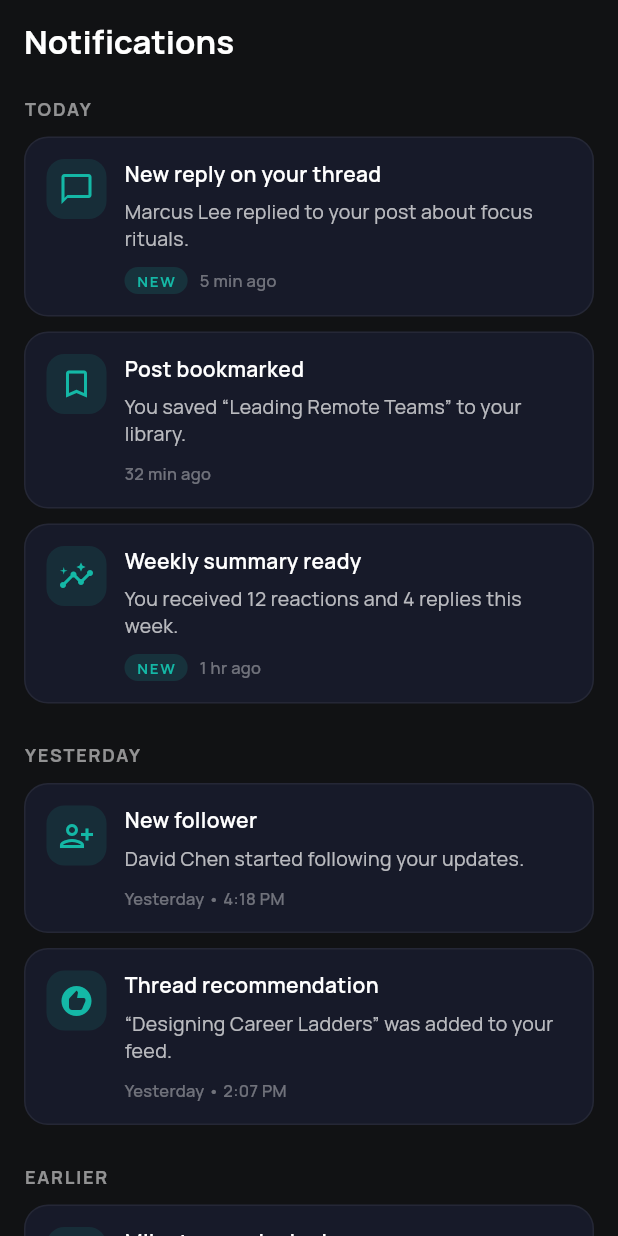
After one commit to rajuislamdev/aspira-mobile-app, a Flutter app: the NotificationsScreen screen opened by its route, on a phone screen of 412 x 824 dp. The commit adds this screen. Run offline on Flutter 3.47's test engine with Material 3 defaults, Android fonts, the phone set to English and light mode, and no system bars; our stand-ins replace dartz, dio, equatable, flutter_riverpod, go_router, google_fonts and 3 more; accounts and stored records are empty.

Commit message:
feat: Add Notifications screen and routing; update route location names

```diff
--- a/lib/core/router/app_router.dart
+++ b/lib/core/router/app_router.dart
@@ -5,6 +5,7 @@ import 'package:aspira/screens/core_screen.dart';
 import 'package:aspira/screens/feed_screen.dart';
 import 'package:aspira/screens/login_screen.dart';
 import 'package:aspira/screens/login_with_email_screen.dart';
+import 'package:aspira/screens/notifications/notifications_screen.dart';
 import 'package:aspira/screens/onboarding/onboarding_screen.dart';
 import 'package:aspira/screens/profile/bookmarked_posts_screen.dart';
 import 'package:aspira/screens/profile/profile_information_screen.dart';
@@ -86,6 +87,11 @@ class AppRouter {
         name: RouteLocationName.bookmarkedPosts,
         builder: (context, state) => const BookmarkedPostsScreen(),
       ),
+      GoRoute(
+        path: '/notifications',
+        name: RouteLocationName.notifications,
+        builder: (context, state) => const NotificationsScreen(),
+      ),
     ],
   );
 }
--- a/lib/core/router/route_location_name.dart
+++ b/lib/core/router/route_location_name.dart
@@ -12,4 +12,5 @@ class RouteLocationName {
   static const String helpCenterScreen = 'help-center-screen';
   static const String termsOfServiceScreen = 'terms-of-service-screen';
   static const String bookmarkedPosts = 'bookmarked-posts';
+  static const String notifications = 'notifications';
 }
--- a/lib/screens/feed_screen.dart
+++ b/lib/screens/feed_screen.dart
@@ -1,5 +1,6 @@
 import 'dart:ui';
 
+import 'package:aspira/core/router/route_location_name.dart';
 import 'package:aspira/core/utils/app_constants.dart';
 import 'package:aspira/core/utils/exptensions.dart';
 import 'package:aspira/screens/widgets/create_post_model.dart';
@@ -13,6 +14,7 @@ import 'package:aspira/view_models/profile/fetch_profile_view_model.dart'
 import 'package:flutter/material.dart';
 import 'package:flutter_riverpod/flutter_riverpod.dart';
 import 'package:flutter_riverpod/legacy.dart';
+import 'package:go_router/go_router.dart';
 import 'package:google_fonts/google_fonts.dart';
 
 class FeedScreen extends StatelessWidget {
@@ -147,16 +149,37 @@ class _TopAppBarContent extends StatelessWidget {
                       ),
 
                       // Notification
-                      Container(
+                      GestureDetector(
+                        onTap: () =>
+                            context.pushNamed(RouteLocationName.notifications),
+                        child: Container(
                           height: 40,
                           width: 40,
                           decoration: const BoxDecoration(
                             color: Color(0xFF171A29),
                             shape: BoxShape.circle,
                           ),
-                        child: const Icon(
+                          child: Stack(
+                            alignment: Alignment.center,
+                            children: [
+                              const Icon(
                                 Icons.notifications_none,
                                 color: Colors.white,
+                              ),
+                              Positioned(
+                                top: 8,
+                                right: 10,
+                                child: Container(
+                                  width: 6,
+                                  height: 6,
+                                  decoration: const BoxDecoration(
+                                    color: Color(0xFF14B8A6),
+                                    shape: BoxShape.circle,
+                                  ),
+                                ),
+                              ),
+                            ],
+                          ),
                         ),
                       ),
                     ],
--- /dev/null
+++ b/lib/screens/notifications/notifications_screen.dart
@@ -0,0 +1,246 @@
+import 'package:flutter/material.dart';
+import 'package:google_fonts/google_fonts.dart';
+
+class NotificationsScreen extends StatelessWidget {
+  const NotificationsScreen({super.key});
+
+  @override
+  Widget build(BuildContext context) {
+    final sections = _demoSections();
+
+    return Scaffold(
+      backgroundColor: const Color(0xFF111214),
+      appBar: AppBar(
+        backgroundColor: const Color(0xFF111214),
+        elevation: 0,
+        title: Text(
+          'Notifications',
+          style: GoogleFonts.manrope(
+            color: Colors.white,
+            fontWeight: FontWeight.w700,
+          ),
+        ),
+      ),
+      body: ListView.separated(
+        padding: const EdgeInsets.fromLTRB(16, 8, 16, 24),
+        itemCount: sections.length,
+        separatorBuilder: (_, __) => const SizedBox(height: 16),
+        itemBuilder: (context, index) {
+          final section = sections[index];
+          return _Section(
+            title: section.title,
+            items: section.items,
+          );
+        },
+      ),
+    );
+  }
+}
+
+class _Section extends StatelessWidget {
+  final String title;
+  final List<_NotificationItem> items;
+
+  const _Section({required this.title, required this.items});
+
+  @override
+  Widget build(BuildContext context) {
+    return Column(
+      crossAxisAlignment: CrossAxisAlignment.start,
+      children: [
+        Text(
+          title.toUpperCase(),
+          style: GoogleFonts.manrope(
+            color: Colors.white54,
+            fontSize: 12,
+            fontWeight: FontWeight.bold,
+            letterSpacing: 1.2,
+          ),
+        ),
+        const SizedBox(height: 10),
+        ...items.map(
+          (item) => Padding(
+            padding: const EdgeInsets.only(bottom: 10),
+            child: _NotificationCard(item: item),
+          ),
+        ),
+      ],
+    );
+  }
+}
+
+class _NotificationCard extends StatelessWidget {
+  final _NotificationItem item;
+
+  const _NotificationCard({required this.item});
+
+  @override
+  Widget build(BuildContext context) {
+    return Container(
+      decoration: BoxDecoration(
+        color: const Color(0xFF171A29),
+        borderRadius: BorderRadius.circular(16),
+        border: Border.all(color: Colors.white.withOpacity(0.06)),
+      ),
+      padding: const EdgeInsets.all(14),
+      child: Row(
+        crossAxisAlignment: CrossAxisAlignment.start,
+        children: [
+          Container(
+            height: 40,
+            width: 40,
+            decoration: BoxDecoration(
+              color: const Color(0xFF14B8A6).withOpacity(0.12),
+              borderRadius: BorderRadius.circular(12),
+            ),
+            child: Icon(item.icon, color: const Color(0xFF14B8A6)),
+          ),
+          const SizedBox(width: 12),
+          Expanded(
+            child: Column(
+              crossAxisAlignment: CrossAxisAlignment.start,
+              children: [
+                Text(
+                  item.title,
+                  style: GoogleFonts.manrope(
+                    color: Colors.white,
+                    fontWeight: FontWeight.w600,
+                    fontSize: 14,
+                  ),
+                ),
+                const SizedBox(height: 6),
+                Text(
+                  item.message,
+                  style: GoogleFonts.manrope(
+                    color: Colors.white70,
+                    fontSize: 13,
+                    height: 1.4,
+                  ),
+                ),
+                const SizedBox(height: 10),
+                Row(
+                  children: [
+                    if (item.isUnread)
+                      Container(
+                        padding: const EdgeInsets.symmetric(
+                          horizontal: 8,
+                          vertical: 2,
+                        ),
+                        decoration: BoxDecoration(
+                          color: const Color(0xFF14B8A6).withOpacity(0.15),
+                          borderRadius: BorderRadius.circular(10),
+                        ),
+                        child: Text(
+                          'NEW',
+                          style: GoogleFonts.manrope(
+                            color: const Color(0xFF14B8A6),
+                            fontSize: 10,
+                            fontWeight: FontWeight.bold,
+                            letterSpacing: 1.1,
+                          ),
+                        ),
+                      ),
+                    if (item.isUnread) const SizedBox(width: 8),
+                    Text(
+                      item.time,
+                      style: GoogleFonts.manrope(
+                        color: Colors.white38,
+                        fontSize: 11,
+                        fontWeight: FontWeight.w500,
+                      ),
+                    ),
+                  ],
+                ),
+              ],
+            ),
+          ),
+        ],
+      ),
+    );
+  }
+}
+
+class _NotificationSection {
+  final String title;
+  final List<_NotificationItem> items;
+
+  const _NotificationSection({required this.title, required this.items});
+}
+
+class _NotificationItem {
+  final String title;
+  final String message;
+  final String time;
+  final IconData icon;
+  final bool isUnread;
+
+  const _NotificationItem({
+    required this.title,
+    required this.message,
+    required this.time,
+    required this.icon,
+    required this.isUnread,
+  });
+}
+
+List<_NotificationSection> _demoSections() {
+  return const [
+    _NotificationSection(
+      title: 'Today',
+      items: [
+        _NotificationItem(
+          title: 'New reply on your thread',
+          message: 'Marcus Lee replied to your post about focus rituals.',
+          time: '5 min ago',
+          icon: Icons.chat_bubble_outline,
+          isUnread: true,
+        ),
+        _NotificationItem(
+          title: 'Post bookmarked',
+          message: 'You saved “Leading Remote Teams” to your library.',
+          time: '32 min ago',
+          icon: Icons.bookmark_border,
+          isUnread: false,
+        ),
+        _NotificationItem(
+          title: 'Weekly summary ready',
+          message: 'You received 12 reactions and 4 replies this week.',
+          time: '1 hr ago',
+          icon: Icons.insights,
+          isUnread: true,
+        ),
+      ],
+    ),
+    _NotificationSection(
+      title: 'Yesterday',
+      items: [
+        _NotificationItem(
+          title: 'New follower',
+          message: 'David Chen started following your updates.',
+          time: 'Yesterday • 4:18 PM',
+          icon: Icons.person_add_alt,
+          isUnread: false,
+        ),
+        _NotificationItem(
+          title: 'Thread recommendation',
+          message: '“Designing Career Ladders” was added to your feed.',
+          time: 'Yesterday • 2:07 PM',
+          icon: Icons.recommend,
+          isUnread: false,
+        ),
+      ],
+    ),
+    _NotificationSection(
+      title: 'Earlier',
+      items: [
+        _NotificationItem(
+          title: 'Milestone unlocked',
+          message: 'You reached 1,000 profile views. Keep it up!',
+          time: 'Jan 28 • 9:42 AM',
+          icon: Icons.emoji_events,
+          isUnread: false,
+        ),
+      ],
+    ),
+  ];
+}
```
Lines whose indentation alone changed are shown as unchanged.
